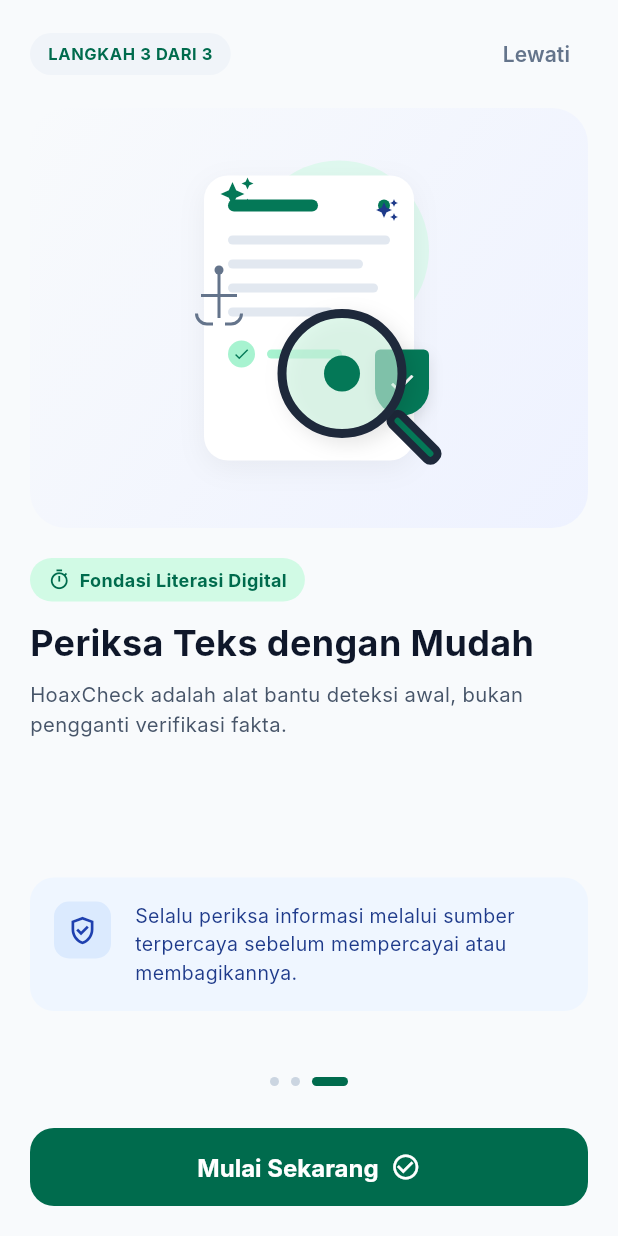
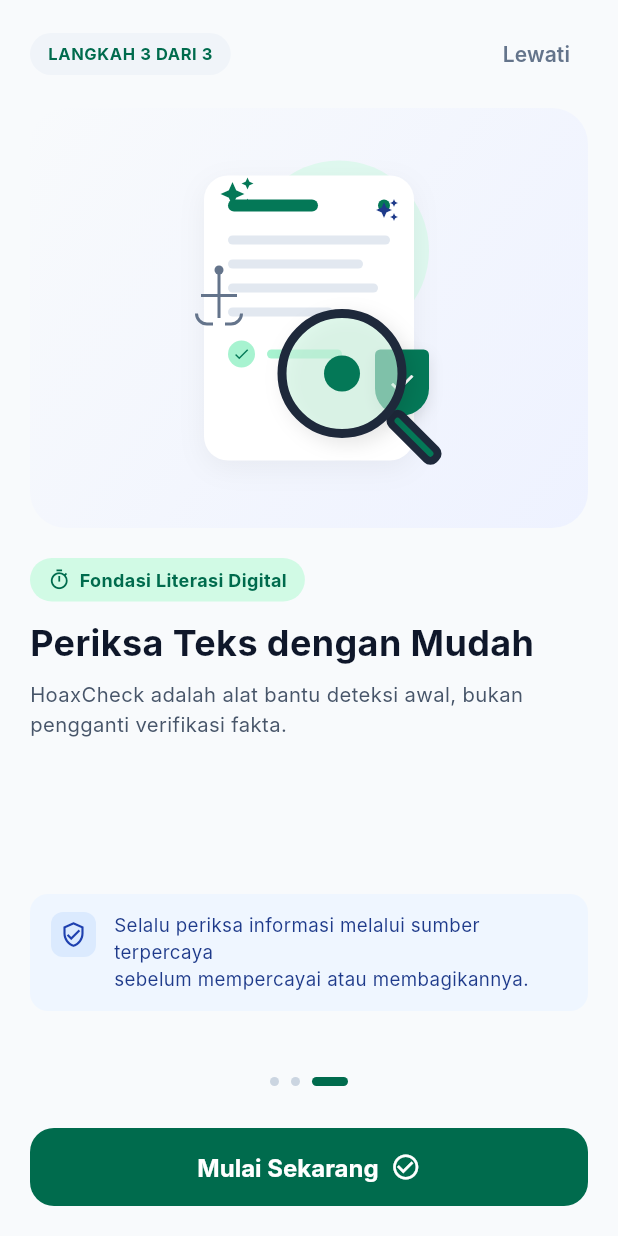
Before and after one commit to qulbiazz/HoaxCheck, a Flutter app: the screen it shows after launch, swiped to page 3, on a phone screen of 412 x 824 dp. Run offline on Flutter 3.47's test engine with Material 3 defaults, Android fonts, the light colour scheme and no system bars; Roboto replaces fonts that are missing (Inter).

Commit message:
fix: penyesuaian di onboarding page

```diff
--- a/lib/features/onboarding/pages/onboarding_page.dart
+++ b/lib/features/onboarding/pages/onboarding_page.dart
@@ -1127,30 +1127,30 @@
   Widget _buildStep3Feature(bool isDark) {
     return Container(
       width: double.infinity,
-      padding: const EdgeInsets.symmetric(horizontal: 16, vertical: 16),
+      padding: const EdgeInsets.symmetric(horizontal: 14, vertical: 12),
       decoration: BoxDecoration(
         color: isDark ? AppDarkColors.surface : const Color(0xFFEFF6FF),
-        borderRadius: BorderRadius.circular(16),
+        borderRadius: BorderRadius.circular(12),
       ),
       child: Row(
         crossAxisAlignment: CrossAxisAlignment.start,
         children: [
           Container(
-            padding: const EdgeInsets.all(8),
+            padding: const EdgeInsets.all(6),
             decoration: BoxDecoration(
               color: isDark ? const Color(0xFF1E3A8A).withValues(alpha: 0.3) : const Color(0xFFDBEAFE),
-              borderRadius: BorderRadius.circular(10),
+              borderRadius: BorderRadius.circular(8),
             ),
-            child: const Icon(Icons.gpp_good_outlined, color: Color(0xFF1E40AF), size: 22),
+            child: const Icon(Icons.verified_user_outlined, color: Color(0xFF1E40AF), size: 18),
           ),
-          const SizedBox(width: 16),
+          const SizedBox(width: 12),
           Expanded(
             child: Text(
-              'Selalu periksa informasi melalui sumber terpercaya sebelum mempercayai atau membagikannya.',
+              'Selalu periksa informasi melalui sumber terpercaya\nsebelum mempercayai atau membagikannya.',
               style: TextStyle(
-                fontSize: 13,
+                fontSize: 12.5,
                 color: isDark ? AppDarkColors.textPrimary : const Color(0xFF1E3A8A),
-                height: 1.45,
+                height: 1.4,
               ),
             ),
           ),
```
